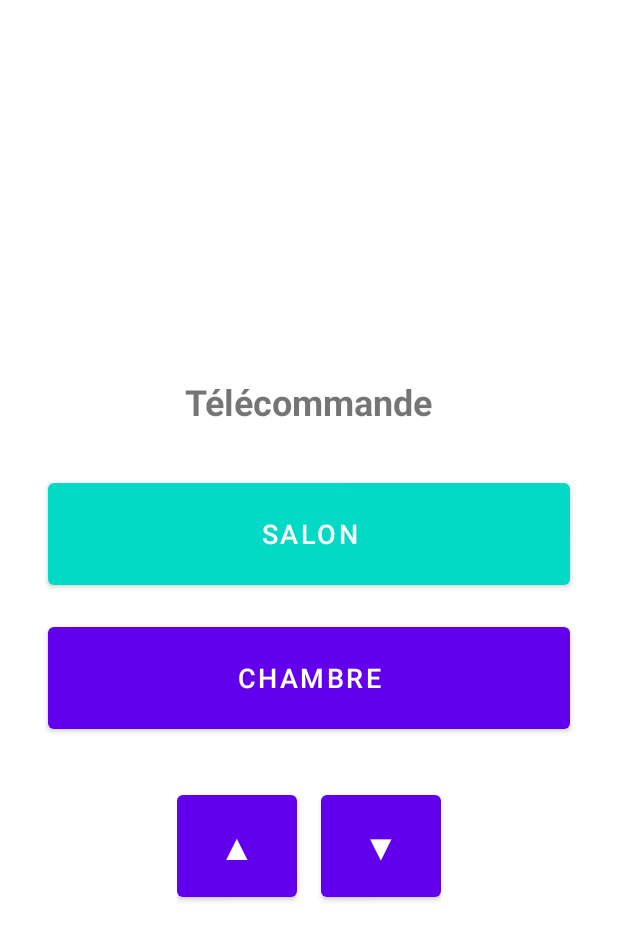
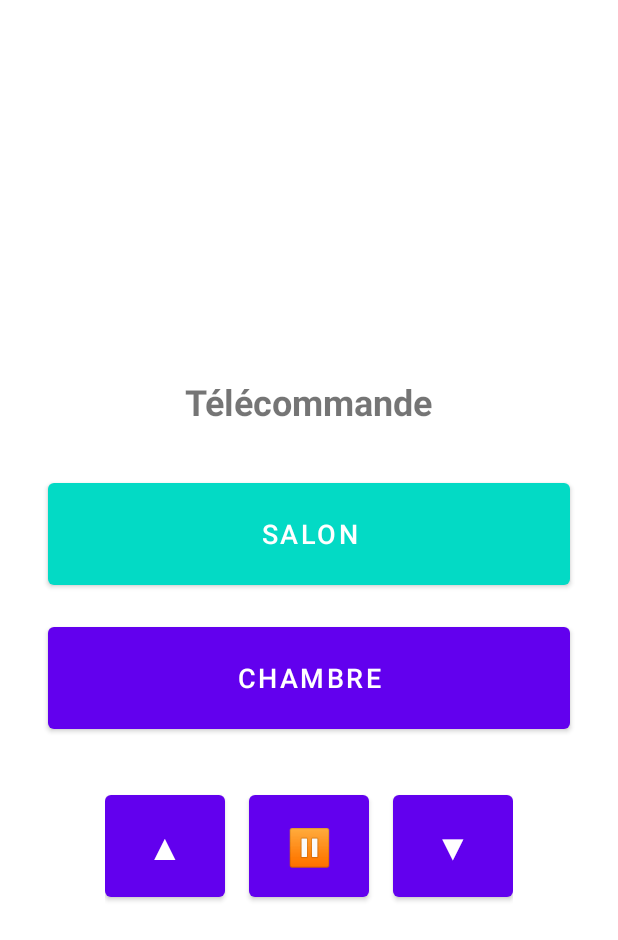
Before and after one commit to GalateeM/HelioFlow, an Android app built with Jetpack Compose: the RemoteActivity screen opened directly, with no data from a screen before it, after a tap on "SALON", on a phone screen of 412 x 824 dp. Shown: the top 940 px of the screen. Run offline under Robolectric (Android 15) with nearby library versions, the light colour scheme and no system bars; network calls fail.

Commit message:
bouton pause moche

```diff
--- a/app/src/main/java/com/example/helioflow/RemoteActivity.kt
+++ b/app/src/main/java/com/example/helioflow/RemoteActivity.kt
@@ -49,24 +49,25 @@ class RemoteActivity : AppCompatActivity() {
         val btnSalon = findViewById<Button>(R.id.btn_salon)
         val btnChambre = findViewById<Button>(R.id.btn_chambre)
         val btnUp = findViewById<Button>(R.id.btn_up)
+        val btnPause = findViewById<Button>(R.id.btn_pause)
         val btnDown = findViewById<Button>(R.id.btn_down)
 
         btnSalon.setOnClickListener {
             selectedRoom = "salon"
             updateRoomSelection(btnSalon, btnChambre)
-            Toast.makeText(this, "Salon sélectionné", Toast.LENGTH_SHORT).show()
+           // Toast.makeText(this, "Salon sélectionné", Toast.LENGTH_SHORT).show()
         }
 
         btnChambre.setOnClickListener {
             selectedRoom = "chambre"
             updateRoomSelection(btnChambre, btnSalon)
-            Toast.makeText(this, "Chambre sélectionnée", Toast.LENGTH_SHORT).show()
+            // Toast.makeText(this, "Chambre sélectionnée", Toast.LENGTH_SHORT).show()
         }
 
         btnUp.setOnClickListener {
             val room = selectedRoom
             if (room == null) {
-                Toast.makeText(this, "Veuillez d'abord sélectionner une pièce", Toast.LENGTH_SHORT).show()
+                // Toast.makeText(this, "Veuillez d'abord sélectionner une pièce", Toast.LENGTH_SHORT).show()
                 return@setOnClickListener
             }
             sendAction(room, "open")
@@ -75,10 +76,19 @@ class RemoteActivity : AppCompatActivity() {
         btnDown.setOnClickListener {
             val room = selectedRoom
             if (room == null) {
-                Toast.makeText(this, "Veuillez d'abord sélectionner une pièce", Toast.LENGTH_SHORT).show()
+                // Toast.makeText(this, "Veuillez d'abord sélectionner une pièce", Toast.LENGTH_SHORT).show()
                 return@setOnClickListener
             }
             sendAction(room, "close")
+        }
+
+        btnPause.setOnClickListener {
+            val room = selectedRoom
+            if (room == null) {
+                // Toast.makeText(this, "Veuillez d'abord sélectionner une pièce", Toast.LENGTH_SHORT).show()
+                return@setOnClickListener
+            }
+            sendAction(room, "stop")
         }
     }
 
--- a/app/src/main/res/layout/activity_remote.xml
+++ b/app/src/main/res/layout/activity_remote.xml
@@ -51,6 +51,15 @@
             android:textSize="24sp"
             android:layout_marginEnd="16dp" />
 
+        <!-- Pause -->
+        <Button
+            android:id="@+id/btn_pause"
+            android:layout_width="80dp"
+            android:layout_height="80dp"
+            android:text="@string/pause"
+            android:textSize="24sp"
+            android:layout_marginEnd="16dp" />
+
         <!-- Flèche bas -->
         <Button
             android:id="@+id/btn_down"
--- a/app/src/main/res/values/strings.xml
+++ b/app/src/main/res/values/strings.xml
@@ -44,4 +44,5 @@
     <string name="chambre">Chambre</string>
     <string name="arrow_up">▲</string>
     <string name="arrow_down">▼</string>
+    <string name="pause">⏸</string>
 </resources>
```
Also changed, not shown: 1 other file.
